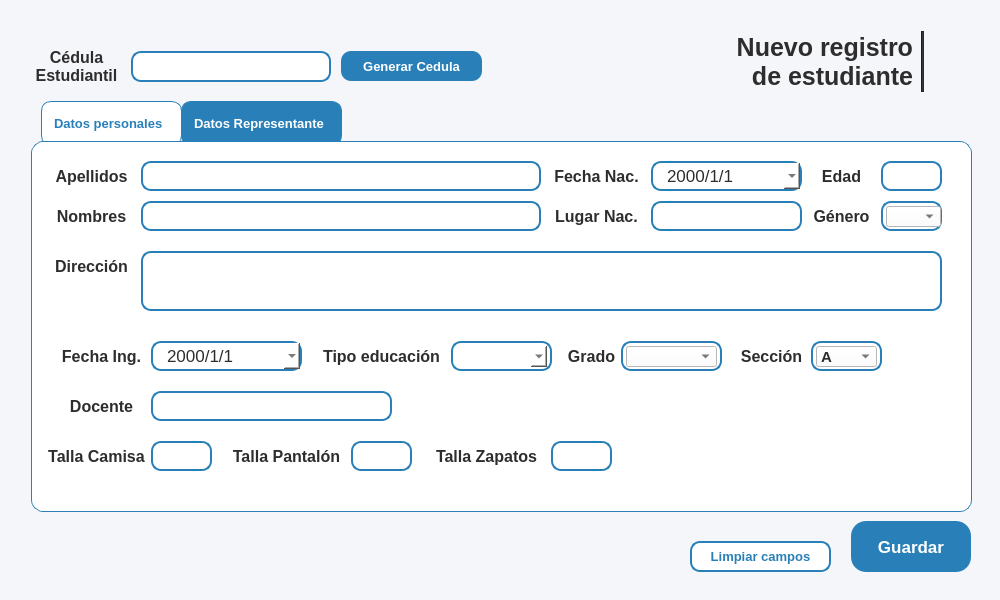
The window that resources/ui/registro_estu.ui (Proyecto-Uptjaa/Proyecto_SIRA) describes before a commit, drawn with Qt 5.
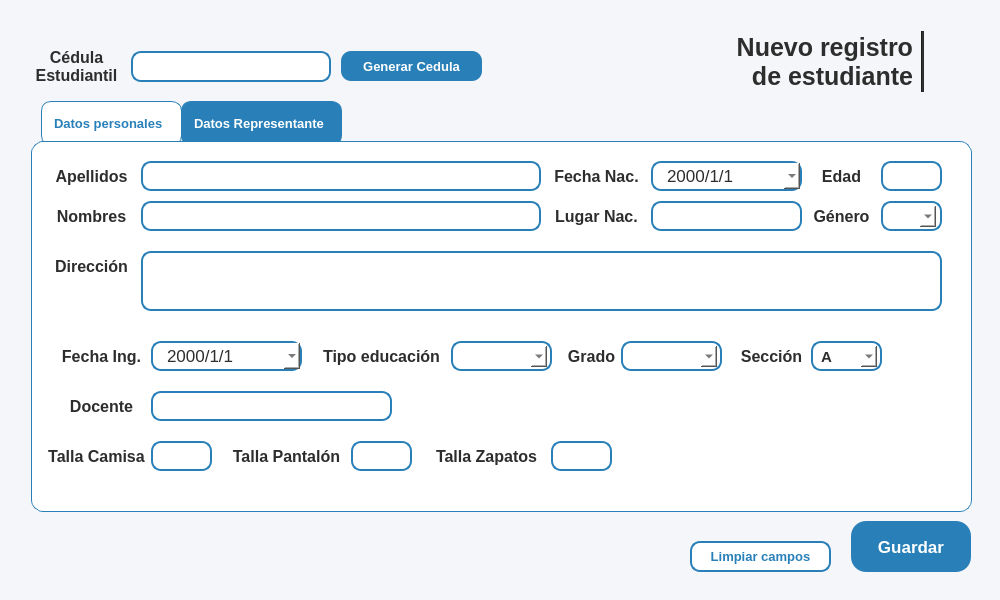
The same window after the commit. The open tabs and pages were chosen to show the change. Icons and pictures are not drawn.

Diff of the .ui file:
```diff
--- a/resources/ui/registro_estu.ui
+++ b/resources/ui/registro_estu.ui
@@ -1439,7 +1439,7 @@
              <cursorShape>PointingHandCursor</cursorShape>
             </property>
             <property name="styleSheet">
-             <string notr="true"/>
+             <string notr="true">border: transparent;</string>
             </property>
             <property name="iconSize">
              <size>
@@ -1551,7 +1551,7 @@
              <cursorShape>PointingHandCursor</cursorShape>
             </property>
             <property name="styleSheet">
-             <string notr="true"/>
+             <string notr="true">border: transparent;</string>
             </property>
             <property name="iconSize">
              <size>
@@ -1622,7 +1622,7 @@
              <rect>
               <x>5</x>
               <y>5</y>
-              <width>55</width>
+              <width>50</width>
               <height>21</height>
              </rect>
             </property>
@@ -1643,7 +1643,7 @@
              <cursorShape>PointingHandCursor</cursorShape>
             </property>
             <property name="styleSheet">
-             <string notr="true"/>
+             <string notr="true">border: transparent;</string>
             </property>
             <property name="iconSize">
              <size>
```
Left out of the diff: 2 changed lines with no effect on the pictures.
